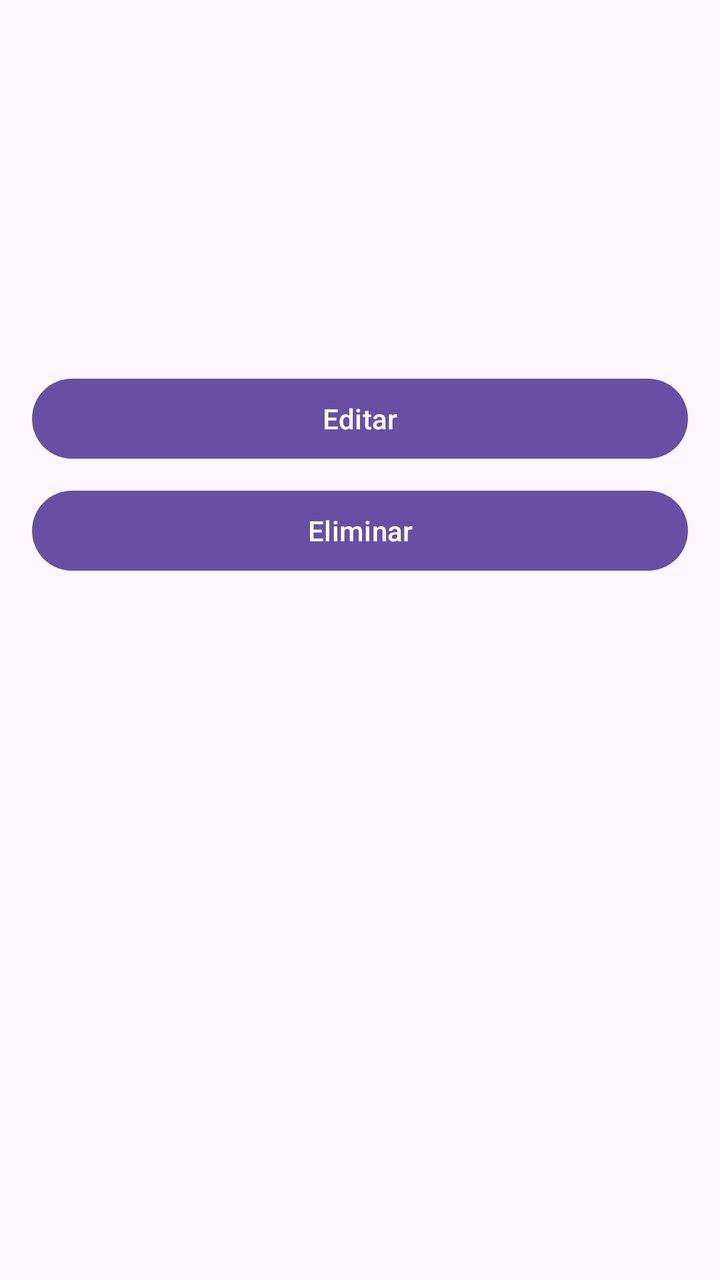
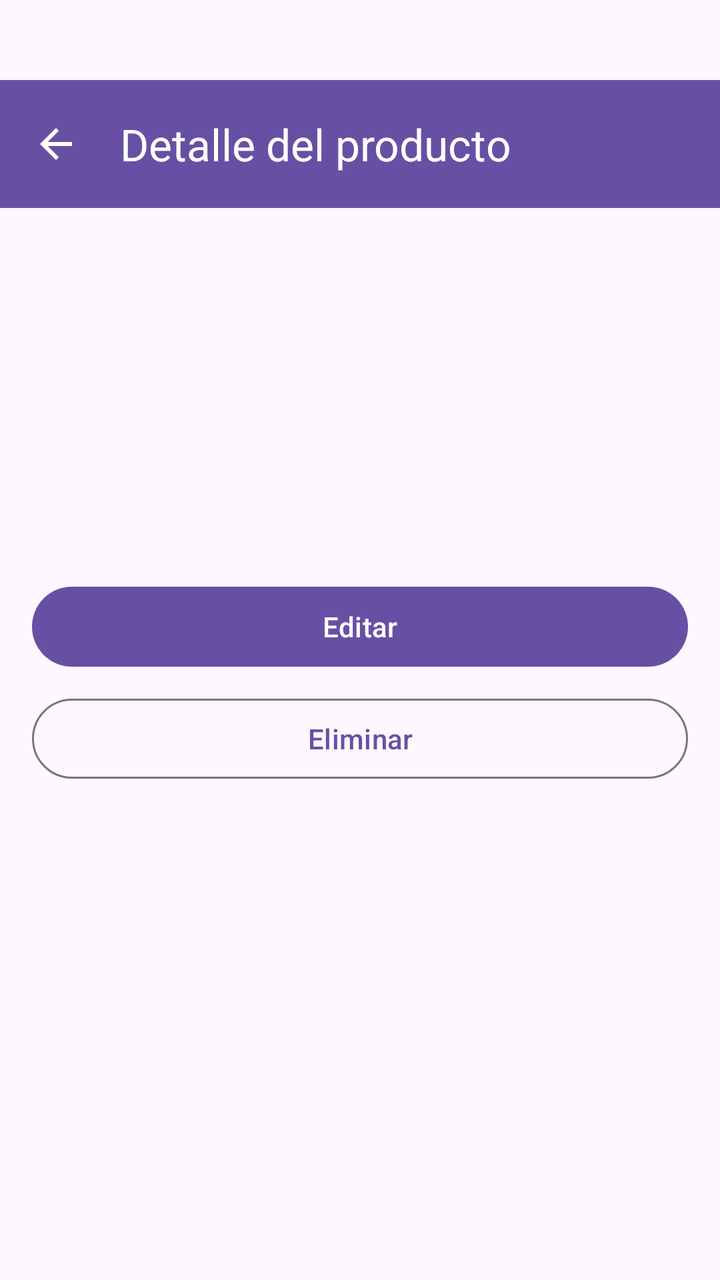

Before-and-after screenshots of an Android layout around one commit, followed by the original layout XML and the change that was made.
<!-- AndroidManifest.xml: application theme Theme.InventarioApp -->
<!-- res/layout/activity_detalle.xml -->
<?xml version="1.0" encoding="utf-8"?>
<LinearLayout xmlns:android="http://schemas.android.com/apk/res/android"
    android:layout_width="match_parent"
    android:layout_height="match_parent"
    android:orientation="vertical"
    android:padding="16dp">

    <ImageView
        android:id="@+id/ivFotoDetalle"
        android:layout_width="match_parent"
        android:layout_height="200dp"
        android:scaleType="centerCrop"
        android:visibility="gone" />

    <TextView
        android:id="@+id/tvNombreDetalle"
        android:layout_width="wrap_content"
        android:layout_height="wrap_content"
        android:textSize="24sp"
        android:textStyle="bold"
        android:layout_marginTop="16dp" />

    <TextView
        android:id="@+id/tvCantidadDetalle"
        android:layout_width="wrap_content"
        android:layout_height="wrap_content"
        android:textSize="18sp"
        android:layout_marginTop="8dp" />

    <TextView
        android:id="@+id/tvPrecioDetalle"
        android:layout_width="wrap_content"
        android:layout_height="wrap_content"
        android:textSize="18sp"
        android:layout_marginTop="4dp" />

    <TextView
        android:id="@+id/tvTotalDetalle"
        android:layout_width="wrap_content"
        android:layout_height="wrap_content"
        android:textSize="18sp"
        android:textStyle="bold"
        android:layout_marginTop="12dp" />

    <Button
        android:id="@+id/btnEditarDetalle"
        android:layout_width="match_parent"
        android:layout_height="wrap_content"
        android:text="Editar"
        android:layout_marginTop="24dp" />

    <Button
        android:id="@+id/btnEliminarDetalle"
        android:layout_width="match_parent"
        android:layout_height="wrap_content"
        android:text="Eliminar"
        android:layout_marginTop="8dp" />

</LinearLayout>
<!-- resources referenced by this layout -->
<resources>
  <style name="Theme.InventarioApp" parent="Base.Theme.InventarioApp" />
  <style name="Base.Theme.InventarioApp" parent="Theme.Material3.DayNight.NoActionBar">
          
          
      </style>
</resources>

<!-- the commit's change to res/layout/activity_detalle.xml (unified diff, before → after) -->
@@ -1,59 +1,78 @@
 <?xml version="1.0" encoding="utf-8"?>
 <LinearLayout xmlns:android="http://schemas.android.com/apk/res/android"
+    xmlns:app="http://schemas.android.com/apk/res-auto"
     android:layout_width="match_parent"
     android:layout_height="match_parent"
-    android:orientation="vertical"
-    android:padding="16dp">
+    android:orientation="vertical">
 
-    <ImageView
-        android:id="@+id/ivFotoDetalle"
+    <com.google.android.material.appbar.MaterialToolbar
+        android:id="@+id/toolbar"
         android:layout_width="match_parent"
-        android:layout_height="200dp"
-        android:scaleType="centerCrop"
-        android:visibility="gone" />
+        android:layout_height="?attr/actionBarSize"
+        android:background="?attr/colorPrimary"
+        app:title="Detalle del producto"
+        app:titleTextColor="@android:color/white"
+        app:navigationIcon="@drawable/ic_back"
+        android:layout_marginTop="40dp"/>
 
-    <TextView
-        android:id="@+id/tvNombreDetalle"
-        android:layout_width="wrap_content"
-        android:layout_height="wrap_content"
-        android:textSize="24sp"
-        android:textStyle="bold"
-        android:layout_marginTop="16dp" />
+    <LinearLayout
+        android:layout_width="match_parent"
+        android:layout_height="match_parent"
+        android:orientation="vertical"
+        android:padding="16dp">
 
-    <TextView
-        android:id="@+id/tvCantidadDetalle"
-        android:layout_width="wrap_content"
-        android:layout_height="wrap_content"
-        android:textSize="18sp"
-        android:layout_marginTop="8dp" />
+        <ImageView
+            android:id="@+id/ivFotoDetalle"
+            android:layout_width="match_parent"
+            android:layout_height="200dp"
+            android:scaleType="centerCrop"
+            android:visibility="gone" />
 
-    <TextView
-        android:id="@+id/tvPrecioDetalle"
-        android:layout_width="wrap_content"
-        android:layout_height="wrap_content"
-        android:textSize="18sp"
-        android:layout_marginTop="4dp" />
+        <TextView
+            android:id="@+id/tvNombreDetalle"
+            android:layout_width="wrap_content"
+            android:layout_height="wrap_content"
+            android:textSize="24sp"
+            android:textStyle="bold"
+            android:layout_marginTop="16dp" />
 
-    <TextView
-        android:id="@+id/tvTotalDetalle"
-        android:layout_width="wrap_content"
-        android:layout_height="wrap_content"
-        android:textSize="18sp"
-        android:textStyle="bold"
-        android:layout_marginTop="12dp" />
+        <TextView
+            android:id="@+id/tvCantidadDetalle"
+            android:layout_width="wrap_content"
+            android:layout_height="wrap_content"
+            android:textSize="18sp"
+            android:layout_marginTop="8dp" />
 
-    <Button
-        android:id="@+id/btnEditarDetalle"
-        android:layout_width="match_parent"
-        android:layout_height="wrap_content"
-        android:text="Editar"
-        android:layout_marginTop="24dp" />
+        <TextView
+            android:id="@+id/tvPrecioDetalle"
+            android:layout_width="wrap_content"
+            android:layout_height="wrap_content"
+            android:textSize="18sp"
+            android:layout_marginTop="4dp" />
 
-    <Button
-        android:id="@+id/btnEliminarDetalle"
-        android:layout_width="match_parent"
-        android:layout_height="wrap_content"
-        android:text="Eliminar"
-        android:layout_marginTop="8dp" />
+        <TextView
+            android:id="@+id/tvTotalDetalle"
+            android:layout_width="wrap_content"
+            android:layout_height="wrap_content"
+            android:textSize="18sp"
+            android:textStyle="bold"
+            android:layout_marginTop="12dp" />
+
+        <com.google.android.material.button.MaterialButton
+            android:id="@+id/btnEditarDetalle"
+            android:layout_width="match_parent"
+            android:layout_height="wrap_content"
+            android:text="Editar"
+            android:layout_marginTop="24dp" />
+
+        <com.google.android.material.button.MaterialButton
+            android:id="@+id/btnEliminarDetalle"
+            style="@style/Widget.Material3.Button.OutlinedButton"
+            android:layout_width="match_parent"
+            android:layout_height="wrap_content"
+            android:text="Eliminar"
+            android:layout_marginTop="8dp" />
+
+    </LinearLayout>
 
 </LinearLayout>
<!-- resource entries referenced after the edit -->
@@ -1,5 +1,15 @@
 <!-- resources referenced by this layout -->
 <resources>
+  <!-- drawable ic_back (drawable) -->
+  <vector xmlns:android="http://schemas.android.com/apk/res/android"
+      android:width="24dp"
+      android:height="24dp"
+      android:viewportWidth="24"
+      android:viewportHeight="24">
+      <path
+          android:fillColor="#FFFFFF"
+          android:pathData="M20,11H7.83l5.59,-5.59L12,4l-8,8 8,8 1.41,-1.41L7.83,13H20v-2z"/>
+  </vector>
   <style name="Theme.InventarioApp" parent="Base.Theme.InventarioApp" />
   <style name="Base.Theme.InventarioApp" parent="Theme.Material3.DayNight.NoActionBar">
           
